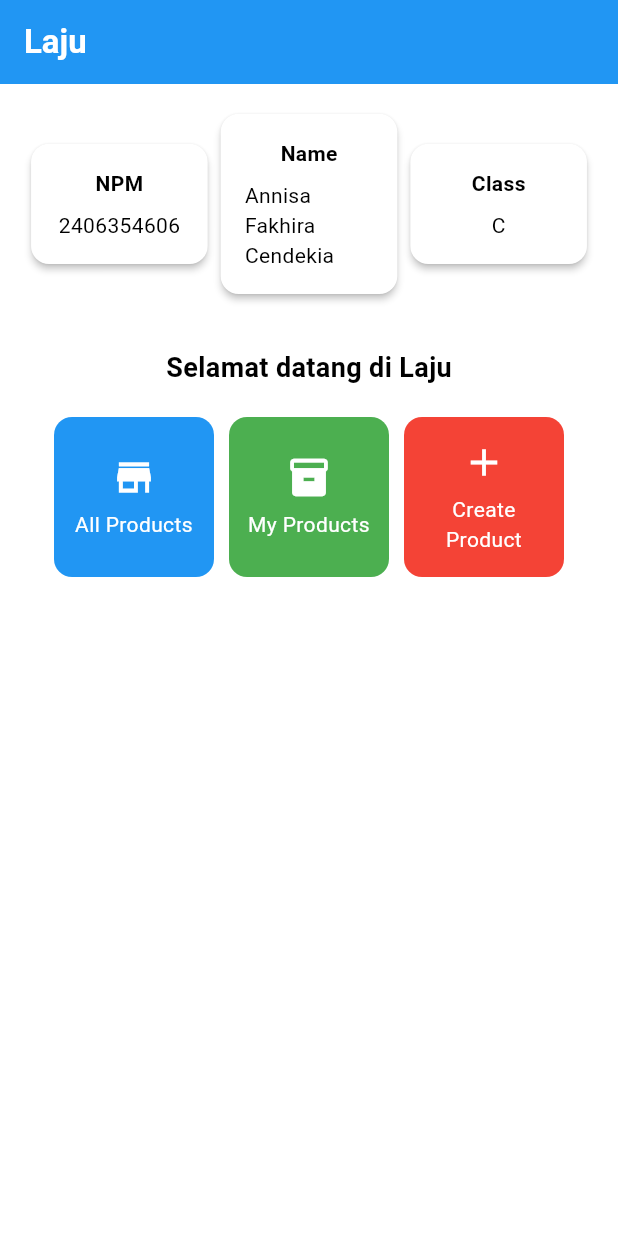
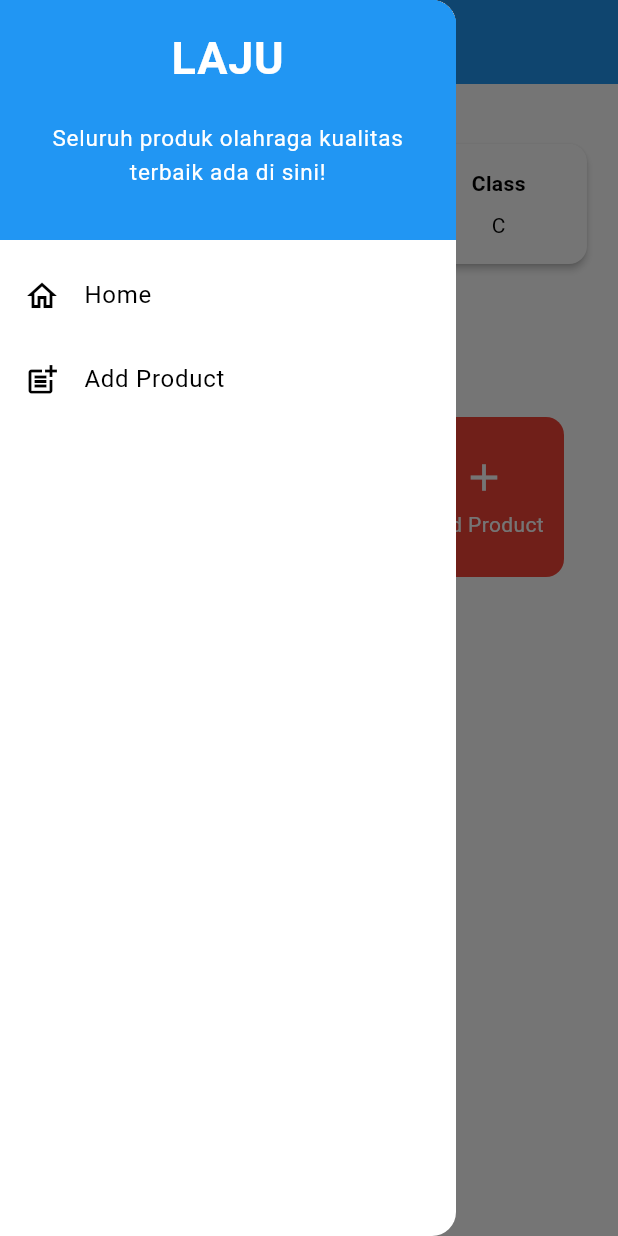
Before and after one commit to annisafakhira/laju-mobile, a Flutter app: the screen it shows after launch, with the side drawer open (before the commit the screen has no drawer), on a phone screen of 412 x 824 dp. Run offline on Flutter 3.47's test engine with Material 3 defaults, Android fonts, the phone set to English and light mode, and no system bars.

Commit message:
TUGAS 8 DONE

```diff
--- a/lib/main.dart
+++ b/lib/main.dart
@@ -1,5 +1,5 @@
 import 'package:flutter/material.dart';
-import 'package:laju_flutter/menu.dart';
+import 'package:laju_flutter/screens/menu.dart';
 
 void main() {
   runApp(const MyApp());
--- a/lib/menu.dart
+++ b/lib/screens/menu.dart
@@ -1,4 +1,6 @@
 import 'package:flutter/material.dart';
+import 'package:laju_flutter/widgets/left_drawer.dart';
+import 'package:laju_flutter/widgets/product_card.dart';
 
 class MyHomePage extends StatelessWidget {
     MyHomePage({super.key});
@@ -10,18 +12,17 @@
     final List<ItemHomepage> items = [
       ItemHomepage("All Products", Icons.store, Colors.blue),
       ItemHomepage("My Products", Icons.inventory_2, Colors.green),
-      ItemHomepage("Create Product", Icons.add, Colors.red),
+      ItemHomepage("Add Product", Icons.add, Colors.red),
     ];
 
     @override
     Widget build(BuildContext context) {
     // Scaffold menyediakan struktur dasar halaman dengan AppBar dan body.
     return Scaffold(
-      // AppBar adalah bagian atas halaman yang menampilkan judul.
       appBar: AppBar(
-        // Judul aplikasi dengan teks putih dan tebal.
+        // Judul aplikasi "LAJU" dengan teks putih dan tebal.
         title: const Text(
-          'Laju',
+          'LAJU',
           style: TextStyle(
             color: Colors.white,
             fontWeight: FontWeight.bold,
@@ -30,6 +31,7 @@
         // Warna latar belakang AppBar diambil dari skema warna tema aplikasi.
         backgroundColor: Theme.of(context).colorScheme.primary,
       ),
+      drawer: LeftDrawer(),
       // Body halaman dengan padding di sekelilingnya.
       body: Padding(
         padding: const EdgeInsets.all(16.0),
@@ -54,7 +56,6 @@
             Center(
               child: Column(
                 // Menyusun teks dan grid item secara vertikal.
-
                 children: [
                   // Menampilkan teks sambutan dengan gaya tebal dan ukuran 18.
                   const Padding(
@@ -133,57 +134,3 @@
 
  ItemHomepage(this.name, this.icon, this.color);
 }
-
-class ItemCard extends StatelessWidget {
-  // Menampilkan kartu dengan ikon dan nama.
-
-  final ItemHomepage item;
-
-  const ItemCard(this.item, {super.key});
-
-  @override
-  Widget build(BuildContext context) {
-    return Material(
-      // Menentukan warna latar belakang dari tema aplikasi.
-      color: item.color,
-      // Membuat sudut kartu melengkung.
-      borderRadius: BorderRadius.circular(12),
-
-      child: InkWell(
-        // Aksi ketika kartu ditekan.
-        onTap: () {
-          // Menampilkan pesan SnackBar saat kartu ditekan.
-          ScaffoldMessenger.of(context)
-            ..hideCurrentSnackBar()
-            ..showSnackBar(
-              SnackBar(content: Text("Kamu telah menekan tombol ${item.name}"))
-            );
-        },
-        // Container untuk menyimpan Icon dan Text
-        child: Container(
-          padding: const EdgeInsets.all(8),
-          child: Center(
-            child: Column(
-              // Menyusun ikon dan teks di tengah kartu.
-              mainAxisAlignment: MainAxisAlignment.center,
-              children: [
-                Icon(
-                  item.icon,
-                  color: Colors.white,
-                  size: 30.0,
-                ),
-                const Padding(padding: EdgeInsets.all(3)),
-                Text(
-                  item.name,
-                  textAlign: TextAlign.center,
-                  style: const TextStyle(color: Colors.white),
-                ),
-              ],
-            ),
-          ),
-        ),
-      ),
-    );
-  }
-
-}
--- /dev/null
+++ b/lib/widgets/left_drawer.dart
@@ -0,0 +1,70 @@
+import 'package:flutter/material.dart';
+import 'package:laju_flutter/screens/menu.dart';
+import 'package:laju_flutter/screens/products_form.dart';
+
+class LeftDrawer extends StatelessWidget {
+  const LeftDrawer({super.key});
+
+  @override
+  Widget build(BuildContext context) {
+    return Drawer(
+      child: ListView(
+        children: [
+          const DrawerHeader(
+            // Bagian drawer header
+            decoration: BoxDecoration(
+              color: Colors.blue,
+            ),
+            child: Column(
+              children: [
+                Text(
+                  'LAJU',
+                  textAlign: TextAlign.center,
+                  style: TextStyle(
+                    fontSize: 30,
+                    fontWeight: FontWeight.bold,
+                    color: Colors.white,
+                  ),
+                ),
+                Padding(padding: EdgeInsets.all(10)),
+                Text(
+                  "Seluruh produk olahraga kualitas terbaik ada di sini!",
+                  textAlign: TextAlign.center,
+                  style: TextStyle(
+                    fontSize: 15,
+                    color: Colors.white,
+                    fontWeight: FontWeight.normal,
+                  ),
+                ),
+              ],
+            ),
+          ),
+          ListTile(
+            leading: const Icon(Icons.home_outlined),
+            title: const Text('Home'),
+            // Bagian redirection ke MyHomePage
+            onTap: () {
+              Navigator.pushReplacement(
+                  context,
+                  MaterialPageRoute(
+                    builder: (context) => MyHomePage(),
+                  ));
+            },
+          ),
+          ListTile(
+            leading: const Icon(Icons.post_add),
+            title: const Text('Add Product'),
+            // Bagian redirection ke ProductFormPage
+            onTap: () {
+              Navigator.pushReplacement(
+                context,
+                MaterialPageRoute(
+                  builder: (context) => ProductFormPage(),
+                  ));
+            },
+          ),
+        ],
+      ),
+    );
+  }
+}
--- /dev/null
+++ b/lib/widgets/product_card.dart
@@ -0,0 +1,66 @@
+import 'package:flutter/material.dart';
+import 'package:laju_flutter/screens/products_form.dart';
+import 'package:laju_flutter/screens/menu.dart';
+
+class ItemCard extends StatelessWidget {
+  // Menampilkan kartu dengan ikon dan nama.
+
+  final ItemHomepage item;
+
+  const ItemCard(this.item, {super.key});
+
+  @override
+  Widget build(BuildContext context) {
+    return Material(
+      // Menentukan warna latar belakang dari tema aplikasi.
+      color: item.color,
+      // Membuat sudut kartu melengkung.
+      borderRadius: BorderRadius.circular(12),
+
+      child: InkWell(
+        // Aksi ketika kartu ditekan.
+        // Area responsif terhadap sentuhan
+        onTap: () {
+          // Memunculkan SnackBar ketika diklik
+          ScaffoldMessenger.of(context)
+            ..hideCurrentSnackBar()
+            ..showSnackBar(SnackBar(
+                content: Text("Kamu telah menekan tombol ${item.name}!")));
+
+          // Navigate ke route yang sesuai (tergantung jenis tombol)
+          if (item.name == "Add Product") {
+            // Gunakan Navigator.push untuk melakukan navigasi ke MaterialPageRoute yang mencakup ProductFormPage.
+            Navigator.push(
+              context,
+              MaterialPageRoute(builder: (context) => ProductFormPage()),
+            );
+          }
+        },
+        // Container untuk menyimpan Icon dan Text
+        child: Container(
+          padding: const EdgeInsets.all(8),
+          child: Center(
+            child: Column(
+              // Menyusun ikon dan teks di tengah kartu.
+              mainAxisAlignment: MainAxisAlignment.center,
+              children: [
+                Icon(
+                  item.icon,
+                  color: Colors.white,
+                  size: 30.0,
+                ),
+                const Padding(padding: EdgeInsets.all(3)),
+                Text(
+                  item.name,
+                  textAlign: TextAlign.center,
+                  style: const TextStyle(color: Colors.white),
+                ),
+              ],
+            ),
+          ),
+        ),
+      ),
+    );
+  }
+
+}
```
Also changed, not shown: lib/screens/products_form.dart (added, +312 -0 lines), 1 other file.
